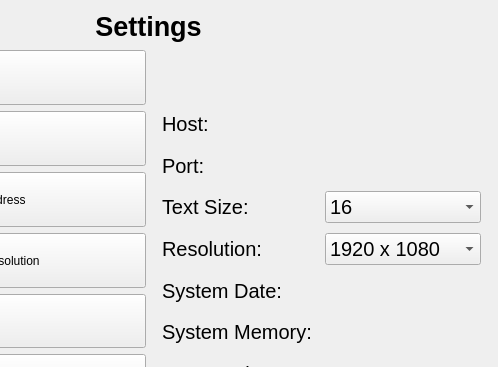
Above: Greyform/Python_Application/UI_Design/setting.ui from mokzhizhuan/GreyForm_UIs before the change; both pictures show x 196 to 694 and y 0 to 367 of the 694 by 548 pixel window. Below: the same form after it.
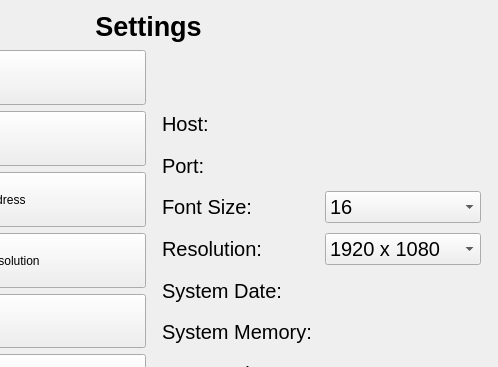
That is the form after the change. The open tabs and pages were chosen to show the change.

Commit message: font size

Diff of the .ui file:
```diff
--- a/Greyform/Python_Application/UI_Design/setting.ui
+++ b/Greyform/Python_Application/UI_Design/setting.ui
@@ -350,7 +350,7 @@
               </font>
              </property>
              <property name="text">
-              <string>Text Size:</string>
+              <string>Font Size:</string>
              </property>
             </widget>
            </item>
```
The commit also changes 1 other file.
